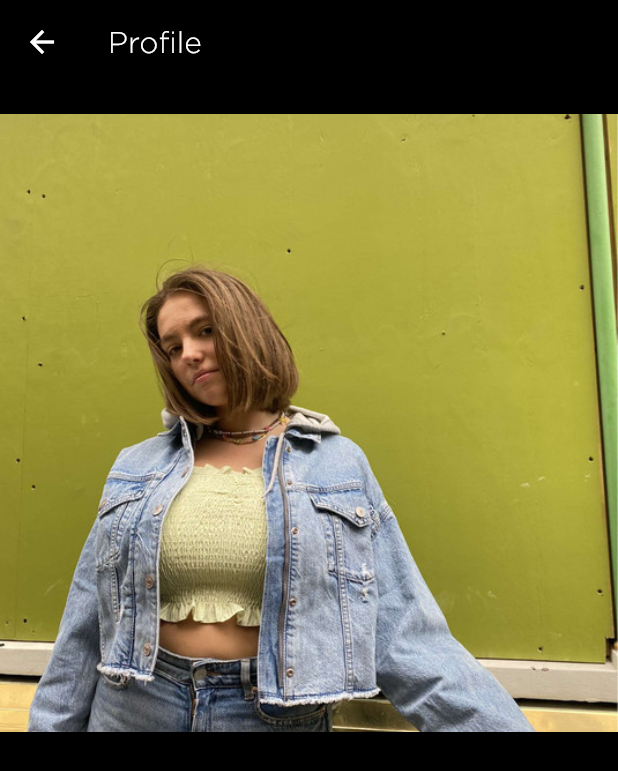
After one commit to MahanVeisi8/Amir-Mahan-Reddit, a Flutter app: the ProfilePage screen opened directly, on a phone screen of 412 x 824 dp. The commit adds this screen. Shown: the top 771 px of the screen. Run offline on Flutter 3.47's test engine with Material 2 defaults, Android fonts, the phone set to English and light mode, and no system bars; our stand-ins replace animated_splash_screen, flutter_bloc, flutter_icons, fluttertoast; accounts and stored records are empty.

Commit message:
adding Community details page and profile picture page

```diff
--- a/Amir_Mahan_Reddit/lib/BasicClasses/Community.dart
+++ b/Amir_Mahan_Reddit/lib/BasicClasses/Community.dart
@@ -9,6 +9,7 @@ class Community {
   int numMembers;
   String name;
   String description;
+  String ProfileImage;
 
   Community(User admin, String name, String description) {
     this.admin = admin;
@@ -19,6 +20,10 @@ class Community {
     this.name = name;
     this.description = description;
   }
+  void setProfileImage(String image) {
+    this.ProfileImage = image;
+  }
+
   User getAdmin() {
     return admin;
   }
--- /dev/null
+++ b/Amir_Mahan_Reddit/lib/Screens/ProfilePage.dart
@@ -0,0 +1,32 @@
+import 'package:flutter/material.dart';
+
+class ProfilePage extends StatefulWidget {
+  const ProfilePage({Key key, this.image}) : super(key: key);
+  final String image;
+  @override
+  State<ProfilePage> createState() => _ProfilePageState();
+}
+
+class _ProfilePageState extends State<ProfilePage> {
+  @override
+  Widget build(BuildContext context) {
+    return Scaffold(
+        appBar: AppBar(
+          backgroundColor: Colors.black,
+          title: Text(
+            'Profile',
+            style: TextStyle(color: Colors.white, fontFamily: 'Gotham'),
+          ),
+        ),
+        backgroundColor: Colors.black,
+        body: Container(
+            margin: EdgeInsets.only(top: 20),
+            width: MediaQuery.of(context).size.width,
+            height: MediaQuery.of(context).size.width,
+            decoration: BoxDecoration(
+                image: DecorationImage(
+              image: AssetImage(widget.image),
+              fit: BoxFit.cover,
+            ))));
+  }
+}
```
Also changed, not shown: Amir_Mahan_Reddit/lib/Screens/CommunitiesDetailsPage.dart (added, +137 -0 lines), Amir_Mahan_Reddit/lib/Screens/CommunitiesPage.dart (+14 -1 lines).
